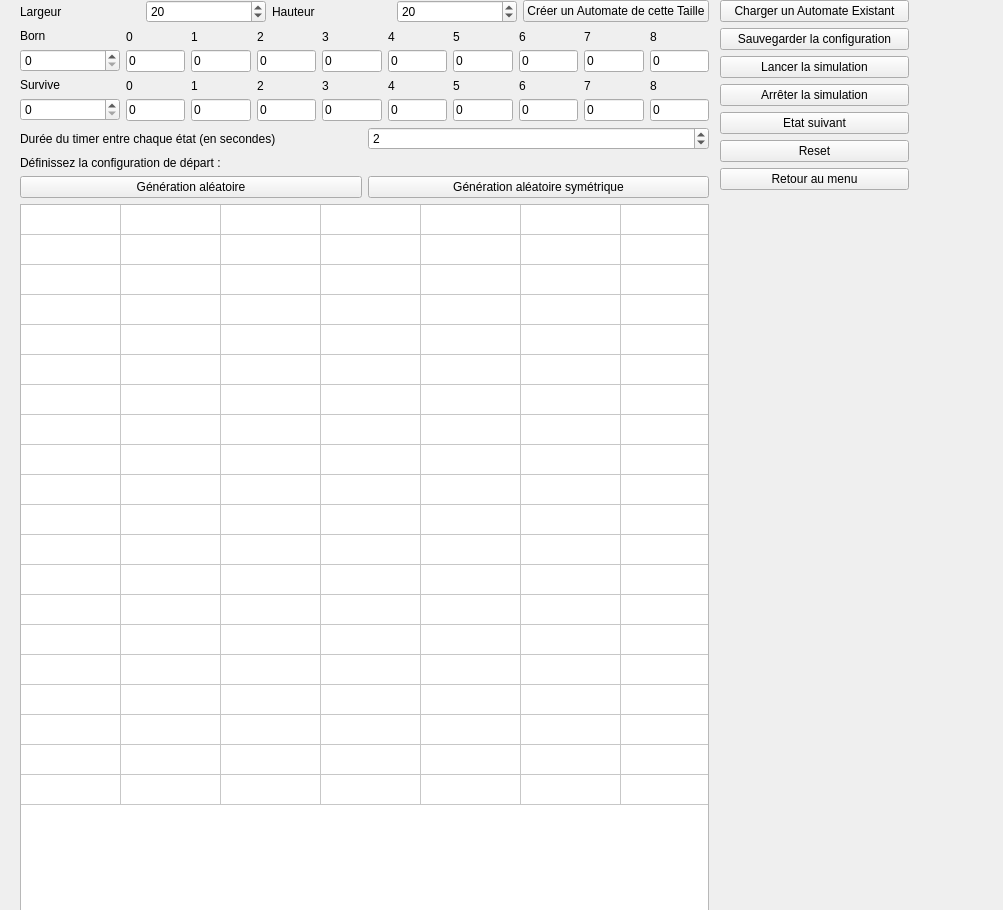
The window that automate_2d.ui (artemisart/lo21-gameoflife) describes before a commit, drawn with Qt 5.
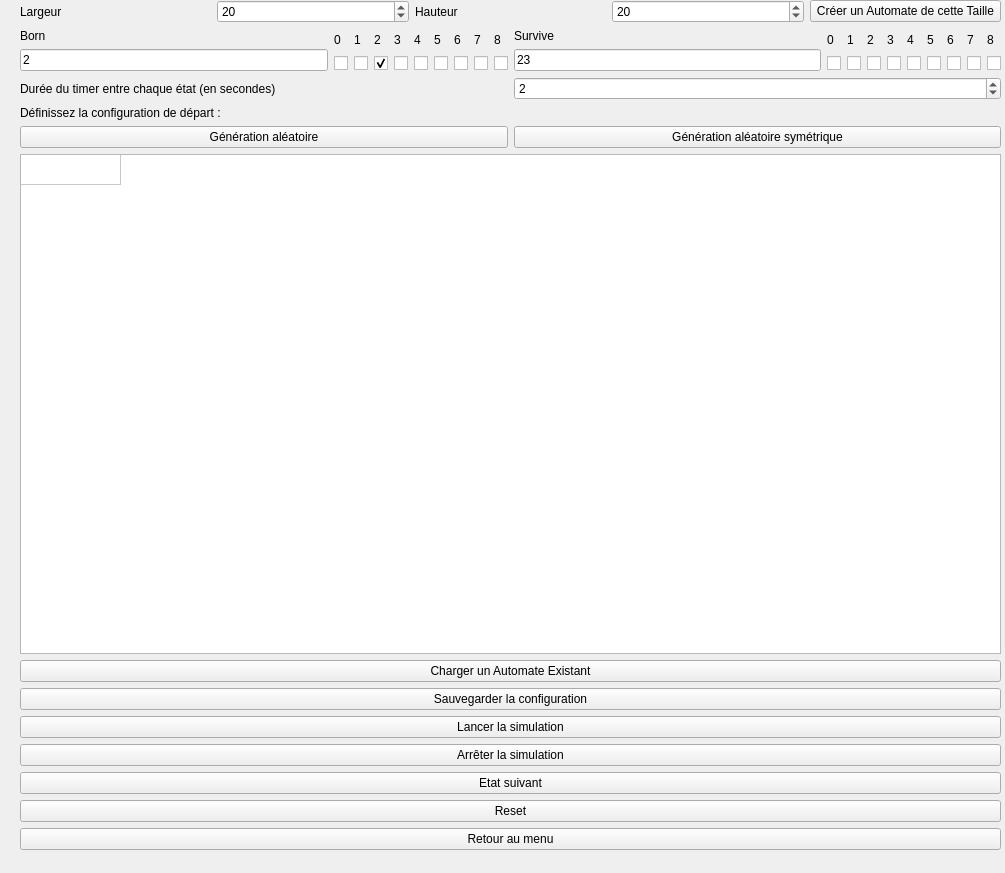
The same window after the commit.

Commit message: replace lineedits with checkboxes

The edit to the form file:
```diff
--- a/automate_2d.ui
+++ b/automate_2d.ui
@@ -6,99 +6,27 @@
    <rect>
     <x>0</x>
     <y>0</y>
-    <width>1003</width>
-    <height>910</height>
+    <width>1005</width>
+    <height>873</height>
    </rect>
   </property>
   <property name="windowTitle">
    <string>Form</string>
   </property>
-  <widget class="QWidget" name="verticalLayoutWidget">
-   <property name="geometry">
-    <rect>
-     <x>720</x>
-     <y>0</y>
-     <width>189</width>
-     <height>556</height>
-    </rect>
-   </property>
-   <layout class="QVBoxLayout" name="verticalLayout_5">
-    <property name="sizeConstraint">
-     <enum>QLayout::SetDefaultConstraint</enum>
-    </property>
-    <item>
-     <widget class="QPushButton" name="load">
-      <property name="text">
-       <string>Charger un Automate Existant</string>
-      </property>
-     </widget>
-    </item>
-    <item>
-     <widget class="QPushButton" name="save">
-      <property name="text">
-       <string>Sauvegarder la configuration</string>
-      </property>
-     </widget>
-    </item>
-    <item>
-     <widget class="QPushButton" name="run">
-      <property name="text">
-       <string>Lancer la simulation</string>
-      </property>
-     </widget>
-    </item>
-    <item>
-     <widget class="QPushButton" name="stop">
-      <property name="text">
-       <string>Arrêter la simulation</string>
-      </property>
-     </widget>
-    </item>
-    <item>
-     <widget class="QPushButton" name="next">
-      <property name="text">
-       <string>Etat suivant</string>
-      </property>
-     </widget>
-    </item>
-    <item>
-     <widget class="QPushButton" name="reset">
-      <property name="text">
-       <string>Reset</string>
-      </property>
-     </widget>
-    </item>
-    <item>
-     <widget class="QPushButton" name="menu">
-      <property name="text">
-       <string>Retour au menu</string>
-      </property>
-     </widget>
-    </item>
-    <item>
-     <spacer name="verticalSpacer">
-      <property name="orientation">
-       <enum>Qt::Vertical</enum>
-      </property>
-      <property name="sizeHint" stdset="0">
-       <size>
-        <width>20</width>
-        <height>40</height>
-       </size>
-      </property>
-     </spacer>
-    </item>
-   </layout>
-  </widget>
-  <widget class="QWidget" name="verticalLayoutWidget_2">
+  <widget class="QWidget" name="layoutWidget">
    <property name="geometry">
     <rect>
      <x>20</x>
      <y>0</y>
-     <width>689</width>
-     <height>941</height>
+     <width>981</width>
+     <height>864</height>
     </rect>
    </property>
+   <layout class="QHBoxLayout" name="horizontalLayout_4">
+    <property name="sizeConstraint">
+     <enum>QLayout::SetMaximumSize</enum>
+    </property>
+    <item>
    <layout class="QVBoxLayout" name="verticalLayout_6">
     <property name="sizeConstraint">
      <enum>QLayout::SetDefaultConstraint</enum>
@@ -152,7 +80,9 @@
      </layout>
     </item>
     <item>
-     <layout class="QHBoxLayout" name="horizontalLayout_5">
+       <layout class="QHBoxLayout" name="h_bs">
+        <item>
+         <layout class="QHBoxLayout" name="h_born">
       <item>
        <layout class="QVBoxLayout" name="verticalLayout_17">
         <item>
@@ -163,15 +93,18 @@
          </widget>
         </item>
         <item>
-         <widget class="QSpinBox" name="born">
-          <property name="minimumSize">
-           <size>
-            <width>100</width>
-            <height>0</height>
-           </size>
-          </property>
-          <property name="maximum">
-           <number>256</number>
+             <widget class="QLineEdit" name="born">
+              <property name="sizePolicy">
+               <sizepolicy hsizetype="MinimumExpanding" vsizetype="Fixed">
+                <horstretch>0</horstretch>
+                <verstretch>0</verstretch>
+               </sizepolicy>
+              </property>
+              <property name="text">
+               <string>2</string>
+              </property>
+              <property name="maxLength">
+               <number>10</number>
           </property>
          </widget>
         </item>
@@ -187,11 +120,7 @@
          </widget>
         </item>
         <item>
-         <widget class="QLineEdit" name="Born0">
-          <property name="text">
-           <string>0</string>
-          </property>
-         </widget>
+             <widget class="QCheckBox" name="born0"/>
         </item>
        </layout>
       </item>
@@ -205,11 +134,7 @@
          </widget>
         </item>
         <item>
-         <widget class="QLineEdit" name="Born1">
-          <property name="text">
-           <string>0</string>
-          </property>
-         </widget>
+             <widget class="QCheckBox" name="born1"/>
         </item>
        </layout>
       </item>
@@ -223,9 +148,9 @@
          </widget>
         </item>
         <item>
-         <widget class="QLineEdit" name="Born2">
-          <property name="text">
-           <string>0</string>
+             <widget class="QCheckBox" name="born2">
+              <property name="checked">
+               <bool>true</bool>
           </property>
          </widget>
         </item>
@@ -241,11 +166,7 @@
          </widget>
         </item>
         <item>
-         <widget class="QLineEdit" name="Born3">
-          <property name="text">
-           <string>0</string>
-          </property>
-         </widget>
+             <widget class="QCheckBox" name="born3"/>
         </item>
        </layout>
       </item>
@@ -259,11 +180,7 @@
          </widget>
         </item>
         <item>
-         <widget class="QLineEdit" name="Born4">
-          <property name="text">
-           <string>0</string>
-          </property>
-         </widget>
+             <widget class="QCheckBox" name="born4"/>
         </item>
        </layout>
       </item>
@@ -277,11 +194,7 @@
          </widget>
         </item>
         <item>
-         <widget class="QLineEdit" name="Born5">
-          <property name="text">
-           <string>0</string>
-          </property>
-         </widget>
+             <widget class="QCheckBox" name="born5"/>
         </item>
        </layout>
       </item>
@@ -295,11 +208,7 @@
          </widget>
         </item>
         <item>
-         <widget class="QLineEdit" name="Born6">
-          <property name="text">
-           <string>0</string>
-          </property>
-         </widget>
+             <widget class="QCheckBox" name="born6"/>
         </item>
        </layout>
       </item>
@@ -313,11 +222,7 @@
          </widget>
         </item>
         <item>
-         <widget class="QLineEdit" name="Born7">
-          <property name="text">
-           <string>0</string>
-          </property>
-         </widget>
+             <widget class="QCheckBox" name="born7"/>
         </item>
        </layout>
       </item>
@@ -331,18 +236,14 @@
          </widget>
         </item>
         <item>
-         <widget class="QLineEdit" name="Born8">
-          <property name="text">
-           <string>0</string>
-          </property>
-         </widget>
+             <widget class="QCheckBox" name="born8"/>
         </item>
        </layout>
       </item>
      </layout>
     </item>
     <item>
-     <layout class="QHBoxLayout" name="horizontalLayout_6">
+         <layout class="QHBoxLayout" name="h_survive">
       <item>
        <layout class="QVBoxLayout" name="verticalLayout_18">
         <item>
@@ -353,15 +254,18 @@
          </widget>
         </item>
         <item>
-         <widget class="QSpinBox" name="Survive">
-          <property name="minimumSize">
-           <size>
-            <width>100</width>
-            <height>0</height>
-           </size>
-          </property>
-          <property name="maximum">
-           <number>256</number>
+             <widget class="QLineEdit" name="survive">
+              <property name="sizePolicy">
+               <sizepolicy hsizetype="MinimumExpanding" vsizetype="Fixed">
+                <horstretch>0</horstretch>
+                <verstretch>0</verstretch>
+               </sizepolicy>
+              </property>
+              <property name="text">
+               <string>23</string>
+              </property>
+              <property name="maxLength">
+               <number>10</number>
           </property>
          </widget>
         </item>
@@ -377,11 +281,7 @@
          </widget>
         </item>
         <item>
-         <widget class="QLineEdit" name="Survive0">
-          <property name="text">
-           <string>0</string>
-          </property>
-         </widget>
+             <widget class="QCheckBox" name="survive0"/>
         </item>
        </layout>
       </item>
@@ -395,11 +295,7 @@
          </widget>
         </item>
         <item>
-         <widget class="QLineEdit" name="Survive1">
-          <property name="text">
-           <string>0</string>
-          </property>
-         </widget>
+             <widget class="QCheckBox" name="survive1"/>
         </item>
        </layout>
       </item>
@@ -413,11 +309,7 @@
          </widget>
         </item>
         <item>
-         <widget class="QLineEdit" name="Survive2">
-          <property name="text">
-           <string>0</string>
-          </property>
-         </widget>
+             <widget class="QCheckBox" name="survive2"/>
         </item>
        </layout>
       </item>
@@ -431,11 +323,7 @@
          </widget>
         </item>
         <item>
-         <widget class="QLineEdit" name="Survive3">
-          <property name="text">
-           <string>0</string>
-          </property>
-         </widget>
+             <widget class="QCheckBox" name="survive3"/>
         </item>
        </layout>
       </item>
@@ -449,11 +337,7 @@
          </widget>
         </item>
         <item>
-         <widget class="QLineEdit" name="Survive4">
-          <property name="text">
-           <string>0</string>
-          </property>
-         </widget>
+             <widget class="QCheckBox" name="survive4"/>
         </item>
        </layout>
       </item>
@@ -467,11 +351,7 @@
          </widget>
         </item>
         <item>
-         <widget class="QLineEdit" name="Survive5">
-          <property name="text">
-           <string>0</string>
-          </property>
-         </widget>
+             <widget class="QCheckBox" name="survive5"/>
         </item>
        </layout>
       </item>
@@ -485,11 +365,7 @@
          </widget>
         </item>
         <item>
-         <widget class="QLineEdit" name="Survive6">
-          <property name="text">
-           <string>0</string>
-          </property>
-         </widget>
+             <widget class="QCheckBox" name="survive6"/>
         </item>
        </layout>
       </item>
@@ -503,11 +379,7 @@
          </widget>
         </item>
         <item>
-         <widget class="QLineEdit" name="Survive7">
-          <property name="text">
-           <string>0</string>
-          </property>
-         </widget>
+             <widget class="QCheckBox" name="survive7"/>
         </item>
        </layout>
       </item>
@@ -521,11 +393,9 @@
          </widget>
         </item>
         <item>
-         <widget class="QLineEdit" name="Survive8">
-          <property name="text">
-           <string>0</string>
-          </property>
-         </widget>
+             <widget class="QCheckBox" name="survive8"/>
+            </item>
+           </layout>
         </item>
        </layout>
       </item>
@@ -606,6 +476,12 @@
       <property name="sizeAdjustPolicy">
        <enum>QAbstractScrollArea::AdjustToContents</enum>
       </property>
+        <property name="rowCount">
+         <number>1</number>
+        </property>
+        <property name="columnCount">
+         <number>1</number>
+        </property>
       <attribute name="horizontalHeaderVisible">
        <bool>false</bool>
       </attribute>
@@ -617,202 +493,83 @@
         <string>Nouvelle ligne</string>
        </property>
       </row>
-      <row>
-       <property name="text">
-        <string>Nouvelle ligne</string>
-       </property>
-      </row>
-      <row>
-       <property name="text">
-        <string>Nouvelle ligne</string>
-       </property>
-      </row>
-      <row>
-       <property name="text">
-        <string>Nouvelle ligne</string>
-       </property>
-      </row>
-      <row>
-       <property name="text">
-        <string>Nouvelle ligne</string>
-       </property>
-      </row>
-      <row>
-       <property name="text">
-        <string>Nouvelle ligne</string>
-       </property>
-      </row>
-      <row>
-       <property name="text">
-        <string>Nouvelle ligne</string>
-       </property>
-      </row>
-      <row>
-       <property name="text">
-        <string>Nouvelle ligne</string>
-       </property>
-      </row>
-      <row>
-       <property name="text">
-        <string>Nouvelle ligne</string>
-       </property>
-      </row>
-      <row>
-       <property name="text">
-        <string>Nouvelle ligne</string>
-       </property>
-      </row>
-      <row>
-       <property name="text">
-        <string>Nouvelle ligne</string>
-       </property>
-      </row>
-      <row>
-       <property name="text">
-        <string>Nouvelle ligne</string>
-       </property>
-      </row>
-      <row>
-       <property name="text">
-        <string>Nouvelle ligne</string>
-       </property>
-      </row>
-      <row>
-       <property name="text">
-        <string>Nouvelle ligne</string>
-       </property>
-      </row>
-      <row>
-       <property name="text">
-        <string>Nouvelle ligne</string>
-       </property>
-      </row>
-      <row>
-       <property name="text">
-        <string>Nouvelle ligne</string>
-       </property>
-      </row>
-      <row>
-       <property name="text">
-        <string>Nouvelle ligne</string>
-       </property>
-      </row>
-      <row>
-       <property name="text">
-        <string>Nouvelle ligne</string>
-       </property>
-      </row>
-      <row>
-       <property name="text">
-        <string>Nouvelle ligne</string>
-       </property>
-      </row>
-      <row>
-       <property name="text">
-        <string>Nouvelle ligne</string>
-       </property>
-      </row>
       <column>
        <property name="text">
         <string>Nouvelle colonne</string>
        </property>
       </column>
-      <column>
-       <property name="text">
-        <string>Nouvelle colonne</string>
-       </property>
-      </column>
-      <column>
+       </widget>
+      </item>
+      <item>
+       <layout class="QVBoxLayout" name="verticalLayout_5">
+        <property name="sizeConstraint">
+         <enum>QLayout::SetDefaultConstraint</enum>
+        </property>
+        <item>
+         <widget class="QPushButton" name="charge">
        <property name="text">
-        <string>Nouvelle colonne</string>
-       </property>
-      </column>
-      <column>
+           <string>Charger un Automate Existant</string>
+          </property>
+         </widget>
+        </item>
+        <item>
+         <widget class="QPushButton" name="save">
        <property name="text">
-        <string>Nouvelle colonne</string>
-       </property>
-      </column>
-      <column>
+           <string>Sauvegarder la configuration</string>
+          </property>
+         </widget>
+        </item>
+        <item>
+         <widget class="QPushButton" name="run">
        <property name="text">
-        <string>Nouvelle colonne</string>
-       </property>
-      </column>
-      <column>
+           <string>Lancer la simulation</string>
+          </property>
+         </widget>
+        </item>
+        <item>
+         <widget class="QPushButton" name="stop">
        <property name="text">
-        <string>Nouvelle colonne</string>
-       </property>
-      </column>
-      <column>
+           <string>Arrêter la simulation</string>
+          </property>
+         </widget>
+        </item>
+        <item>
+         <widget class="QPushButton" name="next">
        <property name="text">
-        <string>Nouvelle colonne</string>
-       </property>
-      </column>
-      <column>
+           <string>Etat suivant</string>
+          </property>
+         </widget>
+        </item>
+        <item>
+         <widget class="QPushButton" name="reset">
        <property name="text">
-        <string>Nouvelle colonne</string>
-       </property>
-      </column>
-      <column>
+           <string>Reset</string>
+          </property>
+         </widget>
+        </item>
+        <item>
+         <widget class="QPushButton" name="menu">
        <property name="text">
-        <string>Nouvelle colonne</string>
-       </property>
-      </column>
-      <column>
-       <property name="text">
-        <string>Nouvelle colonne</string>
-       </property>
-      </column>
-      <column>
-       <property name="text">
-        <string>Nouvelle colonne</string>
-       </property>
-      </column>
-      <column>
-       <property name="text">
-        <string>Nouvelle colonne</string>
-       </property>
-      </column>
-      <column>
-       <property name="text">
-        <string>Nouvelle colonne</string>
-       </property>
-      </column>
-      <column>
-       <property name="text">
-        <string>Nouvelle colonne</string>
-       </property>
-      </column>
-      <column>
-       <property name="text">
-        <string>Nouvelle colonne</string>
-       </property>
-      </column>
-      <column>
-       <property name="text">
-        <string>Nouvelle colonne</string>
-       </property>
-      </column>
-      <column>
-       <property name="text">
-        <string>Nouvelle colonne</string>
-       </property>
-      </column>
-      <column>
-       <property name="text">
-        <string>Nouvelle colonne</string>
-       </property>
-      </column>
-      <column>
-       <property name="text">
-        <string>Nouvelle colonne</string>
-       </property>
-      </column>
-      <column>
-       <property name="text">
-        <string>Nouvelle colonne</string>
-       </property>
-      </column>
-     </widget>
+           <string>Retour au menu</string>
+          </property>
+         </widget>
+        </item>
+        <item>
+         <spacer name="verticalSpacer">
+          <property name="orientation">
+           <enum>Qt::Vertical</enum>
+          </property>
+          <property name="sizeHint" stdset="0">
+           <size>
+            <width>20</width>
+            <height>40</height>
+           </size>
+          </property>
+         </spacer>
+        </item>
+       </layout>
+      </item>
+     </layout>
     </item>
    </layout>
   </widget>
```
Left out of the diff: 2 changed lines with no effect on the pictures. Lines whose indentation alone changed are shown as unchanged. The commit also changes 2 other files.
